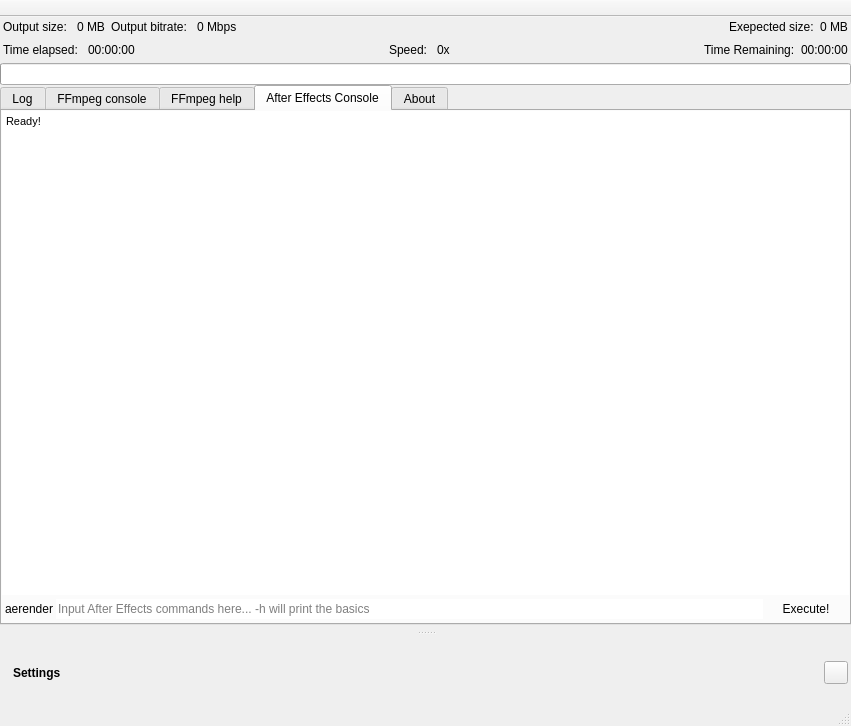
Old version of the form src/UI/mainwindow.ui in the repository RxLaboratory/DuME.
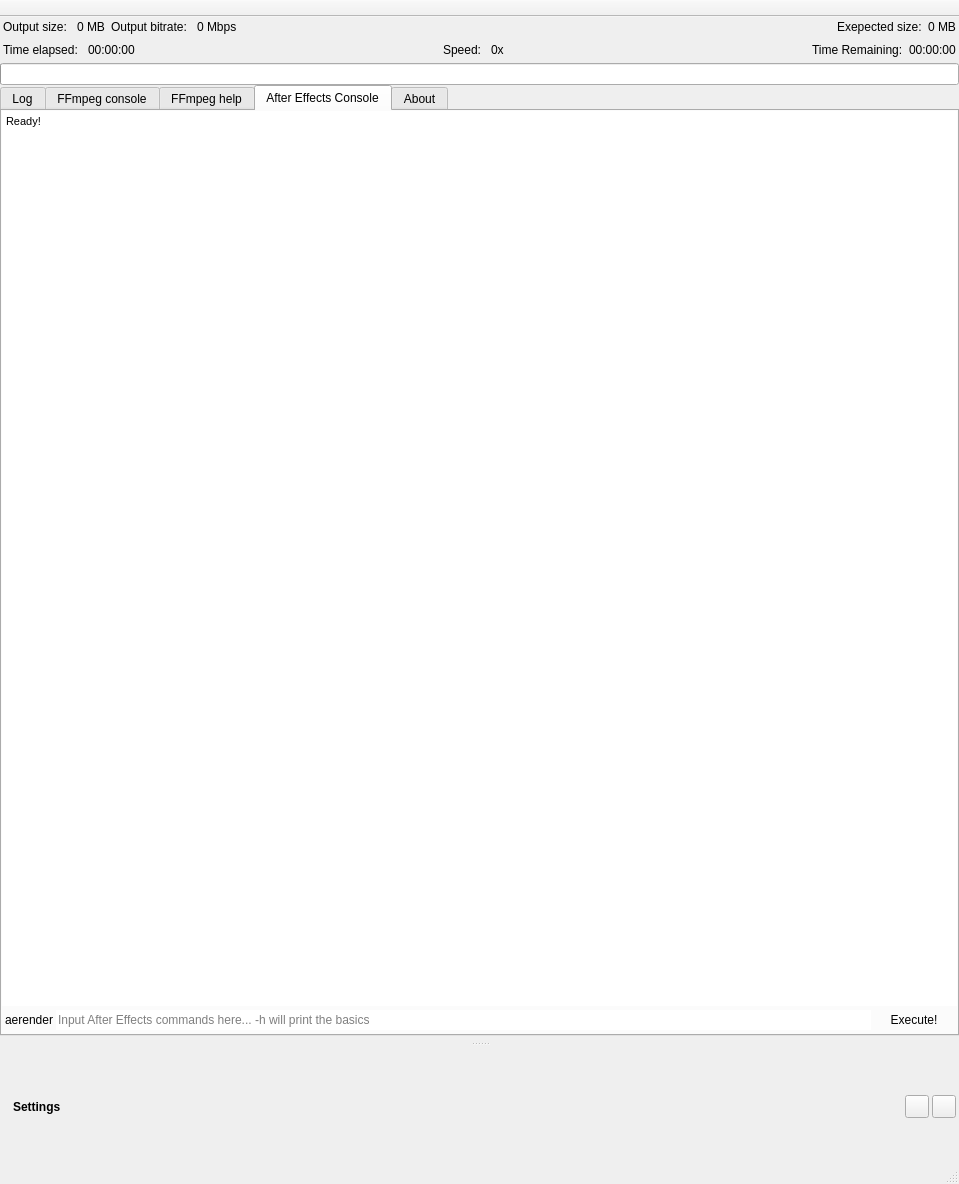
New version of the form. Icons and pictures are not drawn.

```diff
--- a/src/UI/mainwindow.ui
+++ b/src/UI/mainwindow.ui
@@ -6,8 +6,8 @@
    <rect>
     <x>0</x>
     <y>0</y>
-    <width>851</width>
-    <height>726</height>
+    <width>959</width>
+    <height>1184</height>
    </rect>
   </property>
   <property name="windowTitle">
@@ -590,7 +590,7 @@
           <widget class="QWidget" name="titleWidget" native="true">
            <layout class="QHBoxLayout" name="horizontalLayout_5">
             <property name="spacing">
-             <number>0</number>
+             <number>3</number>
             </property>
             <property name="leftMargin">
              <number>13</number>
@@ -630,6 +630,20 @@
               </property>
              </spacer>
             </item>
+            <item>
+             <widget class="QToolButton" name="duqf_reinitSettingsButton">
+              <property name="toolTip">
+               <string>Reset all settings to default values</string>
+              </property>
+              <property name="text">
+               <string/>
+              </property>
+              <property name="icon">
+               <iconset resource="../duqf_resources.qrc">
+                <normaloff>:/icons/reinit</normaloff>:/icons/reinit</iconset>
+              </property>
+             </widget>
+            </item>
             <item>
              <widget class="QToolButton" name="duqf_closeSettingsButton">
               <property name="text">
```
Left out of the diff: 11 changed lines with no effect on the pictures.
